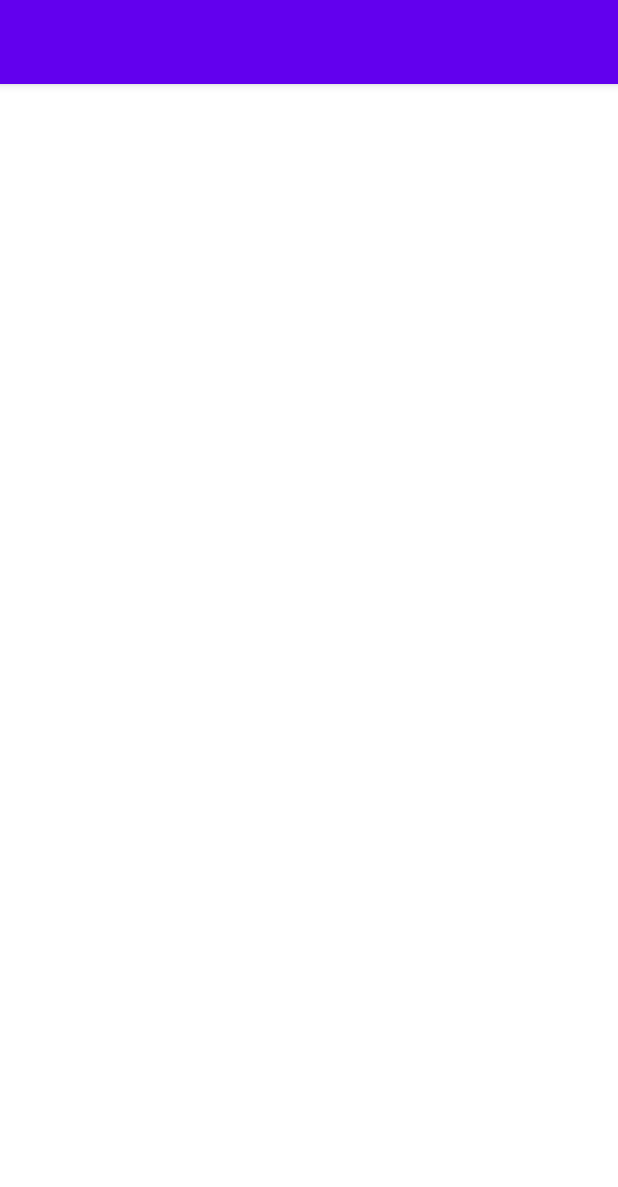
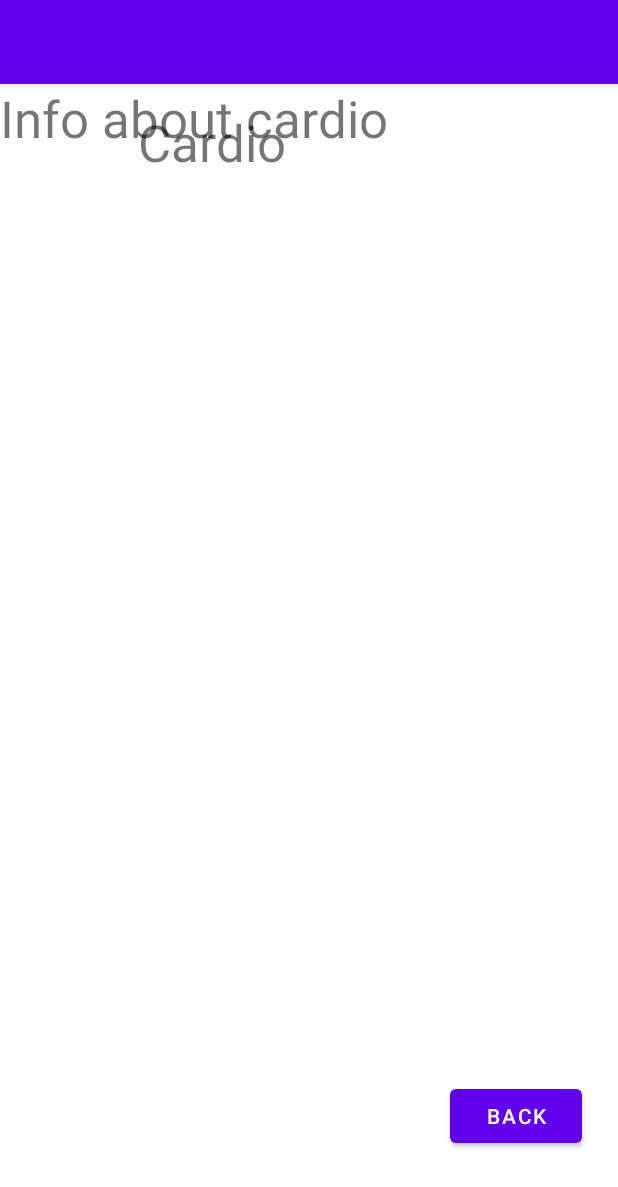
Before and after one commit to wekkes123/FitnessApp, an Android app: the Cardio screen opened directly, with no data from a screen before it, on a phone screen of 412 x 824 dp. Shown: the top 1187 px of the screen. Run offline under Robolectric (Android 15) with nearby library versions, the phone set to English and light mode, and no system bars.

Commit message:
cardio, done

```diff
--- a/app/src/main/res/layout/activity_cardio.xml
+++ b/app/src/main/res/layout/activity_cardio.xml
@@ -6,4 +6,33 @@
     android:layout_height="match_parent"
     tools:context=".Cardio">
 
+    <TextView
+        android:id="@+id/the_1st_title"
+        android:layout_width="124dp"
+        android:layout_height="75dp"
+        android:layout_marginStart="92dp"
+        android:layout_marginTop="16dp"
+        android:text="Cardio"
+        android:textSize="34sp"
+        app:layout_constraintStart_toStartOf="parent"
+        app:layout_constraintTop_toTopOf="parent" />
+
+    <TextView
+        android:id="@+id/the_2nd_title"
+        android:layout_width="277dp"
+        android:layout_height="118dp"
+        android:text="Info about cardio"
+        android:textSize="34sp"
+        tools:layout_editor_absoluteX="16dp"
+        tools:layout_editor_absoluteY="146dp" />
+
+    <Button
+        android:id="@+id/backButton"
+        android:layout_width="wrap_content"
+        android:layout_height="wrap_content"
+        android:layout_marginStart="300dp"
+        android:layout_marginTop="664dp"
+        android:text="back"
+        app:layout_constraintStart_toStartOf="parent"
+        app:layout_constraintTop_toTopOf="parent" />
 </androidx.constraintlayout.widget.ConstraintLayout>
```
